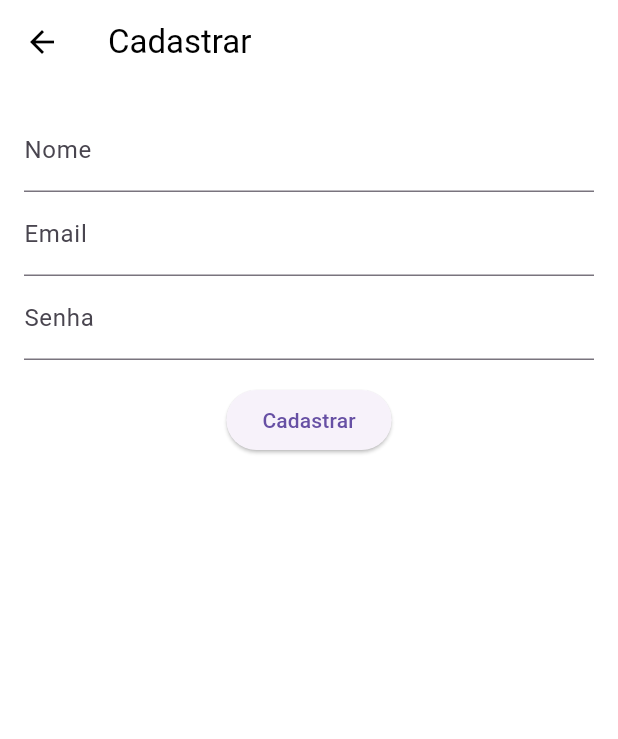
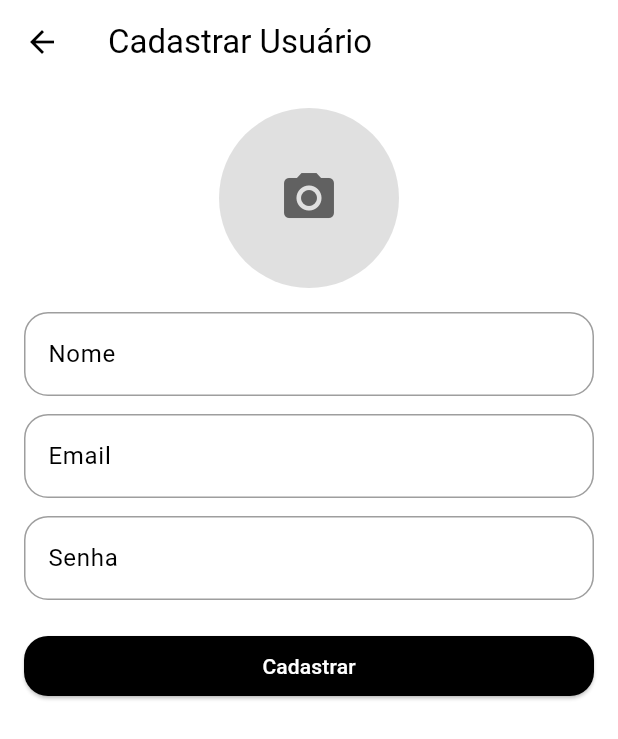
Before and after one commit to femoutela/picplace-cliente, a Flutter app: the screen it shows after launch, after a tap on "Criar nova conta", on a phone screen of 412 x 824 dp. Shown: the top 739 px of the screen. Run offline on Flutter 3.47's test engine with Material 3 defaults, Android fonts, the phone set to English and light mode, and no system bars; our stand-ins replace cloud_firestore, firebase_auth, firebase_core, firebase_storage, image_picker; accounts and stored records are empty; network calls fail.

Commit message:
atualização

```diff
--- a/lib/login/login_page.dart
+++ b/lib/login/login_page.dart
@@ -33,6 +33,13 @@ class _LoginPageState extends State<LoginPage> {
     }
   }
 
+  OutlineInputBorder _roundedBorder(Color color) {
+    return OutlineInputBorder(
+      borderRadius: BorderRadius.circular(16),
+      borderSide: BorderSide(color: color),
+    );
+  }
+
   @override
   Widget build(BuildContext context) {
     return Scaffold(
@@ -41,19 +48,57 @@ class _LoginPageState extends State<LoginPage> {
         backgroundColor: Colors.white,
         foregroundColor: Colors.black,
         title: const Text('Login'),
+        elevation: 0,
       ),
       body: Padding(
         padding: const EdgeInsets.all(16),
         child: Column(
+          crossAxisAlignment: CrossAxisAlignment.stretch,
           children: [
-            TextField(controller: _emailController, decoration: const InputDecoration(labelText: 'Email')),
-            TextField(controller: _passwordController, obscureText: true, decoration: const InputDecoration(labelText: 'Senha')),
+            TextField(
+              controller: _emailController,
+              decoration: InputDecoration(
+                labelText: 'Email',
+                labelStyle: const TextStyle(color: Colors.black),
+                enabledBorder: _roundedBorder(Colors.grey),
+                focusedBorder: _roundedBorder(Colors.black),
+              ),
+              style: const TextStyle(color: Colors.black),
+            ),
+            const SizedBox(height: 12),
+            TextField(
+              controller: _passwordController,
+              obscureText: true,
+              decoration: InputDecoration(
+                labelText: 'Senha',
+                labelStyle: const TextStyle(color: Colors.black),
+                enabledBorder: _roundedBorder(Colors.grey),
+                focusedBorder: _roundedBorder(Colors.black),
+              ),
+              style: const TextStyle(color: Colors.black),
+            ),
             const SizedBox(height: 20),
-            ElevatedButton(onPressed: _login, child: const Text('Entrar')),
+            ElevatedButton(
+              onPressed: _login,
+              style: ElevatedButton.styleFrom(
+                backgroundColor: Colors.black,
+                foregroundColor: Colors.white,
+                shape: RoundedRectangleBorder(
+                  borderRadius: BorderRadius.circular(16),
+                ),
+              ),
+              child: const Text('Entrar'),
+            ),
             TextButton(
               onPressed: () {
-                Navigator.push(context, MaterialPageRoute(builder: (_) => const RegisterPage()));
+                Navigator.push(
+                  context,
+                  MaterialPageRoute(builder: (_) => const RegisterPage()),
+                );
               },
+              style: TextButton.styleFrom(
+                foregroundColor: Colors.black,
+              ),
               child: const Text('Criar nova conta'),
             ),
           ],
--- a/lib/login/register_page.dart
+++ b/lib/login/register_page.dart
@@ -1,6 +1,9 @@
+import 'dart:io';
 import 'package:flutter/material.dart';
 import 'package:firebase_auth/firebase_auth.dart';
 import 'package:cloud_firestore/cloud_firestore.dart';
+import 'package:firebase_storage/firebase_storage.dart';
+import 'package:image_picker/image_picker.dart';
 import 'login_page.dart';
 
 class RegisterPage extends StatefulWidget {
@@ -15,6 +18,49 @@ class _RegisterPageState extends State<RegisterPage> {
   final emailController = TextEditingController();
   final passwordController = TextEditingController();
   String? message;
+  File? _imagem;
+
+  Future<void> _selecionarImagem() async {
+    final picker = ImagePicker();
+
+    final XFile? imagemSelecionada = await showModalBottomSheet<XFile?>(
+      context: context,
+      builder: (_) {
+        return Wrap(
+          children: [
+            ListTile(
+              leading: const Icon(Icons.photo_library, color: Colors.grey),
+              title: const Text(
+                "Escolher da galeria",
+                style: TextStyle(color: Colors.grey),
+              ),
+              onTap: () async {
+                final imagem = await picker.pickImage(source: ImageSource.gallery);
+                Navigator.pop(context, imagem);
+              },
+            ),
+            ListTile(
+              leading: const Icon(Icons.camera_alt, color: Colors.grey),
+              title: const Text(
+                "Tirar foto",
+                style: TextStyle(color: Colors.grey),
+              ),
+              onTap: () async {
+                final foto = await picker.pickImage(source: ImageSource.camera);
+                Navigator.pop(context, foto);
+              },
+            ),
+          ],
+        );
+      },
+    );
+
+    if (imagemSelecionada != null) {
+      setState(() {
+        _imagem = File(imagemSelecionada.path);
+      });
+    }
+  }
 
   Future<void> _register() async {
     setState(() => message = null);
@@ -27,10 +73,18 @@ class _RegisterPageState extends State<RegisterPage> {
 
       final uid = userCredential.user!.uid;
 
-      await FirebaseFirestore.instance
-          .collection('users')
-          .doc(uid)
-          .set({'name': nameController.text.trim(), 'email': emailController.text.trim()});
+      String? fotoUrl;
+      if (_imagem != null) {
+        final storageRef = FirebaseStorage.instance.ref().child('fotos_perfil/$uid.jpg');
+        await storageRef.putFile(_imagem!);
+        fotoUrl = await storageRef.getDownloadURL();
+      }
+
+      await FirebaseFirestore.instance.collection('users').doc(uid).set({
+        'name': nameController.text.trim(),
+        'email': emailController.text.trim(),
+        'fotoUrl': fotoUrl ?? '',
+      });
 
       setState(() => message = 'Cadastro realizado com sucesso!');
 
@@ -54,6 +108,13 @@ class _RegisterPageState extends State<RegisterPage> {
     }
   }
 
+  OutlineInputBorder _roundedBorder(Color color) {
+    return OutlineInputBorder(
+      borderRadius: BorderRadius.circular(16),
+      borderSide: BorderSide(color: color),
+    );
+  }
+
   @override
   Widget build(BuildContext context) {
     return Scaffold(
@@ -61,20 +122,80 @@ class _RegisterPageState extends State<RegisterPage> {
       appBar: AppBar(
         backgroundColor: Colors.white,
         foregroundColor: Colors.black,
-        title: const Text('Cadastrar'),
+        title: const Text('Cadastrar Usuário'),
+        elevation: 0,
       ),
-      body: Padding(
+      body: SingleChildScrollView(
         padding: const EdgeInsets.all(16),
         child: Column(
+          crossAxisAlignment: CrossAxisAlignment.stretch,
           children: [
-            TextField(controller: nameController, decoration: const InputDecoration(labelText: 'Nome')),
-            TextField(controller: emailController, decoration: const InputDecoration(labelText: 'Email')),
-            TextField(controller: passwordController, obscureText: true, decoration: const InputDecoration(labelText: 'Senha')),
+            GestureDetector(
+              onTap: _selecionarImagem,
+              child: CircleAvatar(
+                radius: 60,
+                backgroundColor: Colors.grey[300], // fundo cinza claro
+                backgroundImage: _imagem != null ? FileImage(_imagem!) : null,
+                child: _imagem == null
+                    ? Icon(Icons.camera_alt, size: 40, color: Colors.grey[700]) // ícone cinza escuro
+                    : null,
+              ),
+            ),
             const SizedBox(height: 16),
-            ElevatedButton(onPressed: _register, child: const Text('Cadastrar')),
+            TextField(
+              controller: nameController,
+              decoration: InputDecoration(
+                labelText: 'Nome',
+                labelStyle: const TextStyle(color: Colors.black),
+                enabledBorder: _roundedBorder(Colors.grey),
+                focusedBorder: _roundedBorder(Colors.black),
+              ),
+              style: const TextStyle(color: Colors.black),
+            ),
+            const SizedBox(height: 12),
+            TextField(
+              controller: emailController,
+              decoration: InputDecoration(
+                labelText: 'Email',
+                labelStyle: const TextStyle(color: Colors.black),
+                enabledBorder: _roundedBorder(Colors.grey),
+                focusedBorder: _roundedBorder(Colors.black),
+              ),
+              style: const TextStyle(color: Colors.black),
+            ),
+            const SizedBox(height: 12),
+            TextField(
+              controller: passwordController,
+              obscureText: true,
+              decoration: InputDecoration(
+                labelText: 'Senha',
+                labelStyle: const TextStyle(color: Colors.black),
+                enabledBorder: _roundedBorder(Colors.grey),
+                focusedBorder: _roundedBorder(Colors.black),
+              ),
+              style: const TextStyle(color: Colors.black),
+            ),
+            const SizedBox(height: 20),
+            ElevatedButton(
+              onPressed: _register,
+              style: ElevatedButton.styleFrom(
+                backgroundColor: Colors.black,
+                foregroundColor: Colors.white,
+                shape: RoundedRectangleBorder(
+                  borderRadius: BorderRadius.circular(16),
+                ),
+              ),
+              child: const Text('Cadastrar'),
+            ),
             if (message != null) ...[
               const SizedBox(height: 16),
-              Text(message!, style: TextStyle(color: message!.contains('sucesso') ? Colors.green : Colors.red)),
+              Text(
+                message!,
+                style: TextStyle(
+                  color: message!.contains('sucesso') ? Colors.green : Colors.red,
+                ),
+                textAlign: TextAlign.center,
+              ),
             ],
           ],
         ),
--- a/lib/main.dart
+++ b/lib/main.dart
@@ -1,8 +1,9 @@
 import 'package:flutter/material.dart';
 import 'package:firebase_core/firebase_core.dart';
-
 import 'firebase_options.dart';
 import 'splash/splash_screen.dart';
+import 'login/login_page.dart';
+import 'home/home_screen.dart';
 
 void main() async {
   WidgetsFlutterBinding.ensureInitialized();
@@ -20,7 +21,12 @@ class MyApp extends StatelessWidget {
     return MaterialApp(
       title: 'Firebase Auth Demo',
       theme: ThemeData(useMaterial3: true),
-       home: const SplashScreen(),
+      initialRoute: '/',
+      routes: {
+        '/': (context) => const SplashScreen(),
+        '/login': (context) => const LoginPage(),
+        '/home': (context) => const HomeScreen(),
+      },
     );
   }
 }
--- a/lib/splash/splash_screen.dart
+++ b/lib/splash/splash_screen.dart
@@ -1,7 +1,5 @@
 import 'package:flutter/material.dart';
 import 'package:firebase_auth/firebase_auth.dart';
-import '../home/home_screen.dart';
-import '../login/login_page.dart';
 
 class SplashScreen extends StatefulWidget {
   const SplashScreen({super.key});
@@ -14,37 +12,32 @@ class SplashScreenState extends State<SplashScreen> {
   @override
   void initState() {
     super.initState();
-    _checkLogin();
+    WidgetsBinding.instance.addPostFrameCallback((_) {
+      _checkLogin();
+    });
   }
 
   Future<void> _checkLogin() async {
-    await Future.delayed(const Duration(seconds: 3));
+    await Future.delayed(const Duration(seconds: 2));
 
-    // Verifica se o widget ainda está montado antes de usar o context
     if (!mounted) return;
 
-    User? user = FirebaseAuth.instance.currentUser;
+    final user = FirebaseAuth.instance.currentUser;
 
     if (user != null) {
-      Navigator.pushReplacement(
-        context,
-        MaterialPageRoute(builder: (context) => HomeScreen()),
-      );
+      Navigator.pushReplacementNamed(context, '/home');
     } else {
-      Navigator.pushReplacement(
-        context,
-        MaterialPageRoute(builder: (context) => const LoginPage()),
-      );
+      Navigator.pushReplacementNamed(context, '/login');
     }
   }
 
   @override
   Widget build(BuildContext context) {
-    return Scaffold(
+    return const Scaffold(
       backgroundColor: Colors.white,
       body: Center(
-        child: Image.asset(
-          'assets/logo.png',
+        child: Image(
+          image: AssetImage('assets/logo.png'),
           width: 150,
           height: 150,
         ),
--- a/pubspec.yaml
+++ b/pubspec.yaml
@@ -42,6 +42,9 @@ dependencies:
   google_maps_flutter: ^2.5.0
   google_maps_webservice: ^0.0.20-nullsafety.5
   http: ^0.13.4
+  image_picker: ^1.1.2
+  firebase_storage: ^12.4.6
+
 
 
 
```
Also changed, not shown: pubspec.lock, 2 other files.
